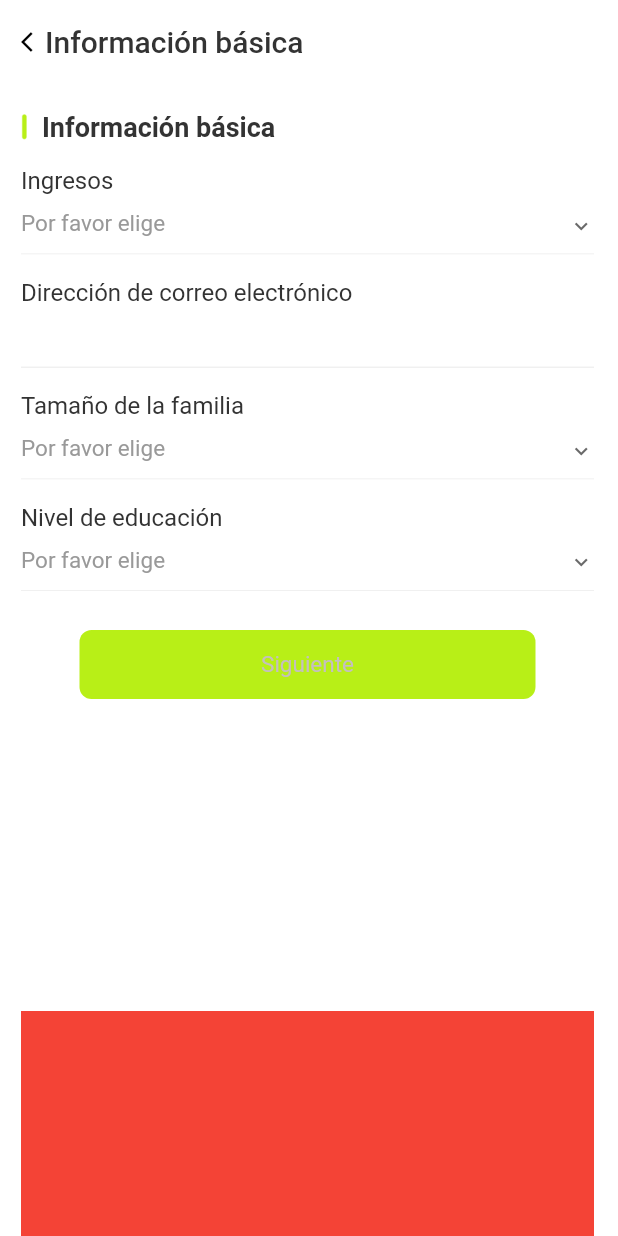
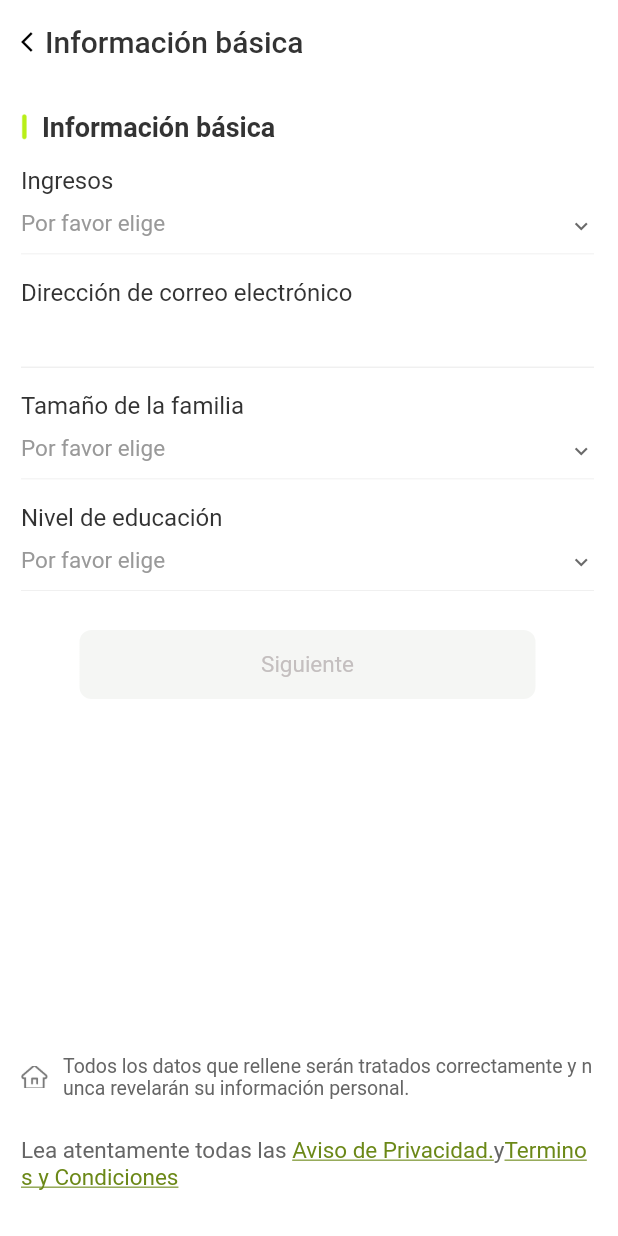
Before and after one commit to duangaixin/rapicredito, a Flutter app: the AuthPersonPage screen opened by its route, on a phone screen of 412 x 824 dp. Run offline on Flutter 3.47's test engine with Material 2 defaults, Android fonts, the phone set to English and light mode, and no system bars; our stand-ins replace bot_toast, cached_network_image, dio, flutter_swiper_null_safety, get, permission_handler and 3 more; missing offline and left inert: http_proxy; accounts and stored records are empty.

Commit message:
main create

```diff
--- a/lib/page/auth/person/auth_person_state.dart
+++ b/lib/page/auth/person/auth_person_state.dart
@@ -24,7 +24,7 @@ class AuthPersonState {
 
   set educationalLevel(value) => _educationalLevel.value = value;
 
-  final RxBool _btnCanClick= false.obs;
+  final RxBool _btnCanClick= true.obs;
 
   bool get btnCanClick=> _btnCanClick.value;
 
--- a/lib/page/auth/person/auth_person_view.dart
+++ b/lib/page/auth/person/auth_person_view.dart
@@ -2,8 +2,12 @@ import 'package:flutter/material.dart';
 import 'package:get/get.dart';
 import 'package:rapicredito/page/auth/person/index.dart';
 import 'package:rapicredito/page/auth/widget/comon_auth_title_view.dart';
+import 'package:rapicredito/page/main/home/widget/common_agreement_view.dart';
+import 'package:rapicredito/style/index.dart';
+import 'package:rapicredito/utils/string_ext.dart';
 import 'package:rapicredito/widget/custom_color_button.dart';
 import 'package:rapicredito/widget/custom_edit_view.dart';
+import 'package:rapicredito/widget/custom_image_view.dart';
 import 'package:rapicredito/widget/custom_page_bg_view.dart';
 import 'package:rapicredito/widget/custom_select_view.dart';
 
@@ -16,7 +20,7 @@ class AuthPersonPage extends GetView<AuthPersonCtr> {
       resizeToAvoidBottomInset: false,
       title: 'Información básica',
       content: Container(
-          padding: EdgeInsets.only(left: 14.0, right: 16.0, top: 18.0),
+          padding: const EdgeInsets.only(left: 14.0, right: 16.0, top: 18.0),
           child: Column(
             crossAxisAlignment: CrossAxisAlignment.start,
             mainAxisSize: MainAxisSize.max,
@@ -27,7 +31,7 @@ class AuthPersonPage extends GetView<AuthPersonCtr> {
                       child: Column(
                         crossAxisAlignment: CrossAxisAlignment.start,
                         children: [
-                          CommonAuthTitleView(
+                          const CommonAuthTitleView(
                             title: 'Información básica',
                           ),
                           Obx(() {
@@ -60,19 +64,22 @@ class AuthPersonPage extends GetView<AuthPersonCtr> {
                             );
                           }),
                           Container(
-                            padding: EdgeInsets.only(
+                            padding: const EdgeInsets.only(
                                 left: 39.0, right: 39.0, top: 26.0),
                             child: Obx(() {
                               return CustomColorButton(
-                                disableColors: [
+                                disableColors: const [
                                   Color(0xffF5F6F4),
                                   Color(0xffF5F6F4),
                                 ],
                                 disable: controller.state.btnCanClick,
-                                colors: [Color(0xffB8EF17), Color(0xffB8EF17)],
+                                colors: const [
+                                  Color(0xffB8EF17),
+                                  Color(0xffB8EF17)
+                                ],
                                 height: 46.0,
                                 borderRadius: BorderRadius.circular(8.0),
-                                btnContent: Text(
+                                btnContent: const Text(
                                   'Siguiente',
                                   style: TextStyle(
                                       fontSize: 15.0, color: Color(0xffC4BFBF)),
@@ -82,12 +89,38 @@ class AuthPersonPage extends GetView<AuthPersonCtr> {
                           )
                         ],
                       ))),
-              Container(
-                height: 150.0,
-                color: Colors.red,
-              )
+              bottomView
             ],
           )),
     );
   }
+
+  Widget get bottomView => Column(
+        mainAxisSize: MainAxisSize.min,
+        crossAxisAlignment: CrossAxisAlignment.start,
+        children: [
+          Row(
+            mainAxisSize: MainAxisSize.max,
+            crossAxisAlignment: CrossAxisAlignment.center,
+            children: [
+              CustomImageView(
+                Resource.assetsImageMainOne,
+                imageType: ImageType.assets,
+                width: 18.0,
+                height: 15.0,
+              ),
+              Expanded(
+                  child: Padding(
+                padding: EdgeInsets.only(left: 10.0),
+                child: Text(
+                  Strings.autoLineString(
+                      'Todos los datos que rellene serán tratados correctamente y nunca revelarán su información personal.'),
+                  style: TextStyle(fontSize: 13.0, color: Color(0xff666666)),
+                ),
+              ))
+            ],
+          ),
+          CommonAgreeView()
+        ],
+      );
 }
--- a/lib/page/main/home/widget/home_agreement_view.dart
+++ b/lib/page/main/home/widget/common_agreement_view.dart
@@ -5,31 +5,31 @@ import 'package:rapicredito/page/main/home/index.dart';
 import 'package:rapicredito/utils/string_ext.dart';
 
 
-class HomeAgreeView extends GetView<MainHomeCtr> {
-  const HomeAgreeView({Key? key}) : super(key: key);
+class CommonAgreeView extends GetView<MainHomeCtr> {
+  const CommonAgreeView({Key? key}) : super(key: key);
 
   @override
   Widget build(BuildContext context) {
     return Container(
-      margin: EdgeInsets.only(top: 25.0, bottom: 30.0),
+      margin: const EdgeInsets.only(top: 25.0, bottom: 30.0),
       child: RichText(
           text: TextSpan(
               text: Strings.autoLineString('Lea atentamente todas las '),
-              style: TextStyle(fontSize: 15.0, color: Color(0xff666666)),
+              style: const TextStyle(fontSize: 15.0, color: Color(0xff666666)),
               children: <TextSpan>[
             TextSpan(
                 text: Strings.autoLineString('Aviso de Privacidad.'),
-                style: TextStyle(
+                style: const TextStyle(
                     decoration: TextDecoration.underline,
                     fontSize: 15.0,
                     color: Color(0xff6B8817)),
                 recognizer: TapGestureRecognizer()..onTap = () {}),
             TextSpan(
                 text: Strings.autoLineString('y'),
-                style: TextStyle(fontSize: 15.0, color: Color(0xff666666))),
+                style: const TextStyle(fontSize: 15.0, color: Color(0xff666666))),
             TextSpan(
                 text: Strings.autoLineString('Terminos y Condiciones'),
-                style: TextStyle(
+                style: const TextStyle(
                     decoration: TextDecoration.underline,
                     fontSize: 15.0,
                     color: Color(0xff6B8817)),
--- a/lib/page/main/home/widget/home_default_view.dart
+++ b/lib/page/main/home/widget/home_default_view.dart
@@ -1,7 +1,7 @@
 import 'package:flutter/material.dart';
 import 'package:get/get.dart';
 import 'package:rapicredito/page/main/home/index.dart';
-import 'package:rapicredito/page/main/home/widget/home_agreement_view.dart';
+import 'package:rapicredito/page/main/home/widget/common_agreement_view.dart';
 import 'package:rapicredito/style/index.dart';
 import 'package:rapicredito/widget/custom_button.dart';
 import 'package:rapicredito/widget/custom_image_view.dart';
@@ -129,7 +129,7 @@ class HomeDefaultView extends GetView<MainHomeCtr> {
           child: _buildBottomItemView(
               'Bajo', 'cargo por servicio', '10', Color(0xff1E1E1E)),
         ),
-        HomeAgreeView()
+        CommonAgreeView()
       ],
     );
   }
--- a/lib/widget/custom_page_bg_view.dart
+++ b/lib/widget/custom_page_bg_view.dart
@@ -1,7 +1,6 @@
 import 'package:flutter/material.dart';
 import 'package:get/get.dart';
 import 'package:rapicredito/style/index.dart';
-import 'package:rapicredito/utils/navigator_util.dart';
 
 class CustomPageBgView extends StatefulWidget {
   final Widget content;
@@ -39,7 +38,7 @@ class CustomPageBgViewState extends State<CustomPageBgView> {
                     if (widget.leftAction != null) {
                       widget.leftAction?.call();
                     } else {
-                      Get.back;
+                      Get.back();
                     }
                   },
                 )
```
